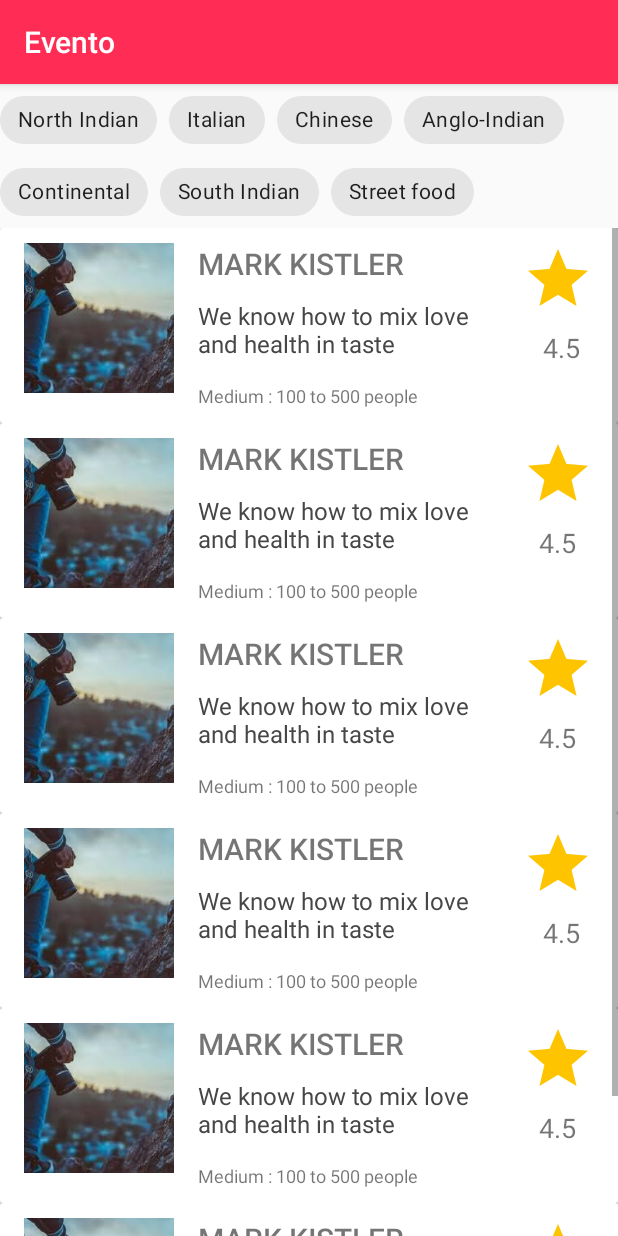
After one commit to 17BTCS023/Even_To, an Android app: the FoodCategory screen opened directly, with no data from a screen before it, on a phone screen of 412 x 824 dp. The commit adds this screen. Run offline under Robolectric (Android 15) with nearby library versions, the phone set to English and light mode, and no system bars.

Commit message:
UI for Food Category

```diff
--- /dev/null
+++ b/app/src/main/java/com/example/even_to/Category/FoodAdapter.java
@@ -0,0 +1,83 @@
+package com.example.even_to.Category;
+
+import android.view.LayoutInflater;
+import android.view.View;
+import android.view.ViewGroup;
+import android.widget.ImageView;
+import android.widget.TextView;
+
+import androidx.annotation.NonNull;
+import androidx.recyclerview.widget.RecyclerView;
+
+import com.example.even_to.R;
+
+import java.util.ArrayList;
+
+public class FoodAdapter extends RecyclerView.Adapter<FoodAdapter.FoodServiceViewHolder> {
+    private ArrayList<FoodServiceItem> mFoodServiceItems;
+    private  OnItemClickListener mListener;
+    public interface OnItemClickListener{
+        void onItemClick(int position);
+    }
+    public void setOnItemClickListener(OnItemClickListener listener){
+        mListener = listener;
+    }
+    public static class FoodServiceViewHolder extends RecyclerView.ViewHolder{
+        public ImageView mImageResource;
+        public TextView mServiceProviderName;
+        private TextView mServiceProviderDescription;
+        public TextView mServiceProviderSize;
+        public TextView mRatingStar;
+
+
+        public FoodServiceViewHolder(@NonNull View itemView, final OnItemClickListener listener) {
+            super(itemView);
+            itemView.setOnClickListener(new View.OnClickListener() {
+                @Override
+                public void onClick(View v) {
+                    if(listener !=null){
+                        int position = getAdapterPosition();
+                        if(position != RecyclerView.NO_POSITION){
+                            listener.onItemClick(position);
+                        }
+                    }
+                }
+            });
+            mImageResource = itemView.findViewById(R.id.service_provider_image);
+            mServiceProviderName = itemView.findViewById(R.id.food_service_provider_name);
+            mServiceProviderDescription = itemView.findViewById(R.id.fodd_service_provider_desc);
+            mServiceProviderSize = itemView.findViewById(R.id.service_provider_capacity);
+            mRatingStar = itemView.findViewById(R.id.service_rating);
+        }
+    }
+
+    public FoodAdapter(ArrayList<FoodServiceItem> serviceItems){
+        mFoodServiceItems = serviceItems;
+    }
+
+    @NonNull
+    @Override
+    public FoodServiceViewHolder onCreateViewHolder(@NonNull ViewGroup parent, int viewType) {
+        View view = LayoutInflater.from(parent.getContext()).inflate(R.layout.activity_food_category_list_item, parent, false);
+        return new FoodServiceViewHolder(view, mListener);
+    }
+
+    @Override
+    public void onBindViewHolder(@NonNull FoodServiceViewHolder holder, int position) {
+        FoodServiceItem currentItem = mFoodServiceItems.get(position);
+        holder.mImageResource.setImageResource(currentItem.getmImageResource());
+        holder.mServiceProviderName.setText(currentItem.getmServiceProviderName());
+        holder.mServiceProviderDescription.setText(currentItem.getmServiceProviderDescription());
+        holder.mServiceProviderSize.setText(currentItem.getmServiceProviderSize());
+        holder.mRatingStar.setText(currentItem.getmRatingStar());
+    }
+
+
+    @Override
+    public int getItemCount() {
+        return mFoodServiceItems.size();
+    }
+
+
+
+}
--- /dev/null
+++ b/app/src/main/java/com/example/even_to/Category/FoodCategory.java
@@ -0,0 +1,79 @@
+package com.example.even_to.Category;
+
+import androidx.appcompat.app.AppCompatActivity;
+import androidx.recyclerview.widget.LinearLayoutManager;
+import androidx.recyclerview.widget.RecyclerView;
+
+import android.content.Intent;
+import android.os.Bundle;
+
+import com.example.even_to.R;
+
+import java.util.ArrayList;
+
+public class FoodCategory extends AppCompatActivity {
+
+    private RecyclerView mCategoryRecyclerView;
+    private FoodAdapter mListIetmAdapter;
+    private RecyclerView.LayoutManager mLayoutManager;
+    private ArrayList<FoodServiceItem> foodServiceItemsArrayList;
+
+    @Override
+    protected void onCreate(Bundle savedInstanceState) {
+        super.onCreate(savedInstanceState);
+        setContentView(R.layout.activity_food_category);
+
+        foodServiceItemsArrayList = new ArrayList<>();
+        foodServiceItemsArrayList.add(new FoodServiceItem(R.drawable.service,
+                "Mark Kistler",
+                "We know how to mix love and health in taste",
+                "Medium : 100 to 500 people",
+                " 4.5"));
+        foodServiceItemsArrayList.add(new FoodServiceItem(R.drawable.service,
+                "Mark Kistler",
+                "We know how to mix love and health in taste",
+                "Medium : 100 to 500 people",
+                "4.5"));
+        foodServiceItemsArrayList.add(new FoodServiceItem(R.drawable.service,
+                "Mark Kistler",
+                "We know how to mix love and health in taste",
+                "Medium : 100 to 500 people",
+                "4.5"));
+        foodServiceItemsArrayList.add(new FoodServiceItem(R.drawable.service,
+                "Mark Kistler",
+                "We know how to mix love and health in taste",
+                "Medium : 100 to 500 people",
+                " 4.5"));
+        foodServiceItemsArrayList.add(new FoodServiceItem(R.drawable.service,
+                "Mark Kistler",
+                "We know how to mix love and health in taste",
+                "Medium : 100 to 500 people",
+                "4.5"));
+        foodServiceItemsArrayList.add(new FoodServiceItem(R.drawable.service,
+                "Mark Kistler",
+                "We know how to mix love and health in taste",
+                "Medium : 100 to 500 people",
+                "4.5"));
+
+        buildRecyclerView();
+    }
+
+    public void buildRecyclerView(){
+        mCategoryRecyclerView = findViewById(R.id.food_items_list_view);
+        mCategoryRecyclerView.setHasFixedSize(true);
+        mLayoutManager = new LinearLayoutManager(this);
+        mListIetmAdapter = new FoodAdapter(foodServiceItemsArrayList);
+
+        mCategoryRecyclerView.setLayoutManager(mLayoutManager);
+        mCategoryRecyclerView.setAdapter(mListIetmAdapter);
+        mListIetmAdapter.setOnItemClickListener(new FoodAdapter.OnItemClickListener() {
+            @Override
+            public void onItemClick(int position) {
+                startActivity(new Intent(getApplicationContext(), ServiceProviderProfile.class));
+            }
+        });
+
+
+    }
+
+}
--- /dev/null
+++ b/app/src/main/java/com/example/even_to/Category/FoodServiceItem.java
@@ -0,0 +1,59 @@
+package com.example.even_to.Category;
+
+public class FoodServiceItem {
+
+    private int mImageResource;
+    private String mServiceProviderName;
+    private String mServiceProviderDescription;
+    private String mServiceProviderSize;
+    private String mRatingStar;
+
+
+    public FoodServiceItem(int mImageResource, String mServiceProviderName, String mServiceProviderDescription, String mServiceProviderSize, String mRatingStar) {
+        this.mImageResource = mImageResource;
+        this.mServiceProviderName = mServiceProviderName;
+        this.mServiceProviderDescription = mServiceProviderDescription;
+        this.mServiceProviderSize = mServiceProviderSize;
+        this.mRatingStar = mRatingStar;
+    }
+
+    public int getmImageResource() {
+        return mImageResource;
+    }
+
+    public void setmImageResource(int mImageResource) {
+        this.mImageResource = mImageResource;
+    }
+
+    public String getmServiceProviderName() {
+        return mServiceProviderName;
+    }
+
+    public void setmServiceProviderName(String mServiceProviderName) {
+        this.mServiceProviderName = mServiceProviderName;
+    }
+
+    public String getmServiceProviderDescription() {
+        return mServiceProviderDescription;
+    }
+
+    public void setmServiceProviderDescription(String mServiceProviderDescription) {
+        this.mServiceProviderDescription = mServiceProviderDescription;
+    }
+
+    public String getmServiceProviderSize() {
+        return mServiceProviderSize;
+    }
+
+    public void setmServiceProviderSize(String mServiceProviderSize) {
+        this.mServiceProviderSize = mServiceProviderSize;
+    }
+
+    public String  getmRatingStar() {
+        return mRatingStar;
+    }
+
+    public void setmRatingStar(String mRatingStar) {
+        this.mRatingStar = mRatingStar;
+    }
+}
--- /dev/null
+++ b/app/src/main/java/com/example/even_to/Category/ServiceProviderProfile.java
@@ -0,0 +1,17 @@
+package com.example.even_to.Category;
+
+import androidx.appcompat.app.AppCompatActivity;
+
+import android.os.Bundle;
+
+import com.example.even_to.R;
+
+public class ServiceProviderProfile extends AppCompatActivity {
+
+    @Override
+    protected void onCreate(Bundle savedInstanceState) {
+        super.onCreate(savedInstanceState);
+        setContentView(R.layout.activity_service_provider_profile);
+
+    }
+}
--- a/app/src/main/java/com/example/even_to/MainHomeScreen.java
+++ b/app/src/main/java/com/example/even_to/MainHomeScreen.java
@@ -1,5 +1,6 @@
 package com.example.even_to;
 
+import android.content.Intent;
 import android.os.Bundle;
 import android.view.MenuItem;
 import android.view.View;
@@ -7,6 +8,7 @@ import android.view.Menu;
 import android.widget.FrameLayout;
 import android.widget.Toast;
 
+import com.example.even_to.Category.FoodCategory;
 import com.example.even_to.Utils.SharedPref;
 import com.example.even_to.ui_navigation.home.HomeFragment;
 import com.example.even_to.ui_navigation.messages.MessagesFragment;
@@ -111,6 +113,7 @@ public class MainHomeScreen extends AppCompatActivity implements NavigationView.
     // checking , if the elements are clickable
     public void clicked(View view) {
         Toast.makeText(this, "Clicked", Toast.LENGTH_SHORT).show();
+        startActivity(new Intent(getApplicationContext(), FoodCategory.class));
     }
 
     /**** When the profile is seclected from the menu, the profile_fragment should be loaded ****/
--- a/app/src/main/java/com/example/even_to/ui_navigation/home/HomeFragment.java
+++ b/app/src/main/java/com/example/even_to/ui_navigation/home/HomeFragment.java
@@ -45,6 +45,7 @@ public class HomeFragment extends Fragment {
     public void onViewCreated(@NonNull View view, @Nullable Bundle savedInstanceState) {
         super.onViewCreated(view, savedInstanceState);
 
+
     }
 
     private void initialize() {
--- /dev/null
+++ b/app/src/main/res/layout/activity_food_category.xml
@@ -0,0 +1,77 @@
+<?xml version="1.0" encoding="utf-8"?>
+<LinearLayout xmlns:android="http://schemas.android.com/apk/res/android"
+    xmlns:app="http://schemas.android.com/apk/res-auto"
+    xmlns:tools="http://schemas.android.com/tools"
+    android:layout_width="match_parent"
+    android:layout_height="match_parent"
+    android:orientation="vertical"
+    tools:context=".Category.FoodCategory">
+
+
+    <com.google.android.material.chip.ChipGroup
+        android:layout_width="match_parent"
+        android:layout_height="wrap_content"
+        app:layout_constraintEnd_toEndOf="parent"
+        tools:layout_editor_absoluteY="6dp">
+
+        <com.google.android.material.chip.Chip
+            style="@style/Widget.MaterialComponents.Chip.Filter"
+            android:layout_width="wrap_content"
+            android:layout_height="wrap_content"
+            android:text="North Indian" />
+
+        <com.google.android.material.chip.Chip
+            style="@style/Widget.MaterialComponents.Chip.Filter"
+            android:layout_width="wrap_content"
+            android:layout_height="wrap_content"
+            android:text="Italian" />
+
+        <com.google.android.material.chip.Chip
+            style="@style/Widget.MaterialComponents.Chip.Filter"
+            android:layout_width="wrap_content"
+            android:layout_height="wrap_content"
+            android:text="Chinese" />
+
+
+
+        <com.google.android.material.chip.Chip
+            style="@style/Widget.MaterialComponents.Chip.Filter"
+            android:layout_width="wrap_content"
+            android:layout_height="wrap_content"
+            android:text="Anglo-Indian" />
+
+        <com.google.android.material.chip.Chip
+            style="@style/Widget.MaterialComponents.Chip.Filter"
+            android:layout_width="wrap_content"
+            android:layout_height="wrap_content"
+            android:text="Continental" />
+
+        <com.google.android.material.chip.Chip
+            style="@style/Widget.MaterialComponents.Chip.Filter"
+            android:layout_width="wrap_content"
+            android:layout_height="wrap_content"
+            android:text="South Indian" />
+
+        <com.google.android.material.chip.Chip
+            style="@style/Widget.MaterialComponents.Chip.Filter"
+            android:layout_width="wrap_content"
+            android:layout_height="wrap_content"
+            android:text="Street food" />
+
+    </com.google.android.material.chip.ChipGroup>
+
+    <ScrollView
+        android:id="@+id/category_list_item"
+        android:layout_width="match_parent"
+        android:layout_height="match_parent">
+
+        <androidx.recyclerview.widget.RecyclerView
+            android:id="@+id/food_items_list_view"
+            android:layout_width="match_parent"
+            android:layout_height="match_parent"
+            android:scrollbars="vertical" />
+
+    </ScrollView>
+
+
+</LinearLayout>
--- /dev/null
+++ b/app/src/main/res/layout/activity_food_category_list_item.xml
@@ -0,0 +1,121 @@
+<?xml version="1.0" encoding="utf-8"?>
+<androidx.cardview.widget.CardView xmlns:android="http://schemas.android.com/apk/res/android"
+    xmlns:app="http://schemas.android.com/apk/res-auto"
+    xmlns:tools="http://schemas.android.com/tools"
+    android:layout_width="match_parent"
+    android:layout_height="130dp">
+
+    <LinearLayout
+        android:layout_width="match_parent"
+        android:layout_height="wrap_content"
+        android:orientation="vertical">
+
+        <LinearLayout
+            android:id="@+id/list_item"
+            android:layout_width="match_parent"
+            android:layout_height="120dp"
+            android:orientation="horizontal"
+            android:paddingStart="16dp"
+            android:paddingLeft="16dp"
+            android:paddingEnd="16dp"
+            android:paddingRight="16dp">
+
+            <ImageView
+                android:id="@+id/service_provider_image"
+                android:layout_width="100dp"
+                android:layout_height="100dp"
+                android:layout_gravity="center"
+                android:contentDescription="@string/content_description_media"
+                android:scaleType="centerCrop"
+                app:srcCompat="@drawable/service" />
+
+            <LinearLayout
+                android:layout_width="0dp"
+                android:layout_height="wrap_content"
+                android:layout_gravity="top"
+                android:layout_marginStart="16dp"
+                android:layout_marginLeft="16dp"
+                android:layout_weight="1"
+                android:orientation="vertical">
+
+                <TextView
+                    android:id="@+id/food_service_provider_name"
+                    android:layout_width="match_parent"
+                    android:layout_height="wrap_content"
+                    android:layout_marginTop="10dp"
+                    android:ellipsize="end"
+                    android:fontFamily="sans-serif-medium"
+                    android:maxLines="1"
+                    android:textAllCaps="true"
+                    android:textSize="20sp"
+                    tools:text="Mark Kistler" />
+
+                <TextView
+                    android:id="@+id/fodd_service_provider_desc"
+                    android:layout_width="wrap_content"
+                    android:layout_height="wrap_content"
+                    android:layout_marginTop="10dp"
+                    android:ellipsize="end"
+                    android:maxLines="2"
+                    android:textColor="#474545"
+                    android:textSize="16sp"
+                    tools:text="Serving with love" />
+
+                <LinearLayout
+                    android:layout_width="match_parent"
+                    android:layout_height="wrap_content">
+
+                    <TextView
+                        android:id="@+id/service_provider_capacity"
+                        android:layout_width="wrap_content"
+                        android:layout_height="wrap_content"
+                        android:layout_marginTop="15dp"
+                        android:textSize="12sp"
+                        tools:text="Capacity" />
+
+                    <TextView
+                        android:id="@+id/foor_service_provider_capacity"
+                        android:layout_width="match_parent"
+                        android:layout_height="wrap_content"
+                        android:layout_marginTop="15dp"
+                        android:textSize="12sp"
+                        tools:text="  Medium: 20-50 people" />
+
+                </LinearLayout>
+
+            </LinearLayout>
+
+
+            <LinearLayout
+                android:layout_width="wrap_content"
+                android:layout_height="wrap_content"
+                android:layout_gravity="top"
+                android:layout_marginStart="16dp"
+                android:layout_marginLeft="16dp"
+                android:orientation="vertical">
+
+                <RatingBar
+                    android:layout_width="wrap_content"
+                    android:layout_height="wrap_content"
+                    android:layout_gravity="end"
+                    android:layout_marginTop="10dp"
+                    android:numStars="1"
+                    android:progressBackgroundTint="#FFC400" />
+
+
+                <TextView
+                    android:id="@+id/service_rating"
+                    android:layout_width="wrap_content"
+                    android:layout_height="wrap_content"
+                    android:layout_gravity="center"
+                    android:textSize="18sp"
+                    tools:text="4.5" />
+
+            </LinearLayout>
+
+
+        </LinearLayout>
+
+    </LinearLayout>
+
+</androidx.cardview.widget.CardView>
--- /dev/null
+++ b/app/src/main/res/layout/activity_service_provider_profile.xml
@@ -0,0 +1,9 @@
+<?xml version="1.0" encoding="utf-8"?>
+<androidx.constraintlayout.widget.ConstraintLayout xmlns:android="http://schemas.android.com/apk/res/android"
+    xmlns:app="http://schemas.android.com/apk/res-auto"
+    xmlns:tools="http://schemas.android.com/tools"
+    android:layout_width="match_parent"
+    android:layout_height="match_parent"
+    tools:context=".Category.ServiceProviderProfile">
+
+</androidx.constraintlayout.widget.ConstraintLayout>
--- a/app/src/main/res/layout/fragment_order_list_item.xml
+++ b/app/src/main/res/layout/fragment_order_list_item.xml
@@ -1,10 +1,10 @@
 <?xml version="1.0" encoding="utf-8"?>
-<com.google.android.material.card.MaterialCardView android:id="@+id/card"
+<com.google.android.material.card.MaterialCardView xmlns:android="http://schemas.android.com/apk/res/android"
+    xmlns:app="http://schemas.android.com/apk/res-auto"
+    android:id="@+id/card"
     android:layout_width="match_parent"
     android:layout_height="wrap_content"
-    android:layout_margin="8dp"
-    xmlns:app="http://schemas.android.com/apk/res-auto"
-    xmlns:android="http://schemas.android.com/apk/res/android">
+    android:layout_margin="8dp">
 
     <LinearLayout
         android:layout_width="match_parent"
@@ -13,13 +13,12 @@
 
         <!-- Media -->
         <ImageView
+            android:id="@+id/service_provider_image"
             android:layout_width="match_parent"
             android:layout_height="194dp"
-            android:id="@+id/service_provider_image"
-            app:srcCompat="@drawable/service"
+            android:contentDescription="@string/content_description_media"
             android:scaleType="centerCrop"
-            android:contentDescription="@string/content_description_media"
-            />
+            app:srcCompat="@drawable/service" />
 
         <LinearLayout
             android:layout_width="match_parent"
@@ -29,30 +28,29 @@
 
             <!-- Title, secondary and supporting text -->
             <TextView
+                android:id="@+id/service_provider_name"
                 android:layout_width="wrap_content"
                 android:layout_height="wrap_content"
-                android:id="@+id/service_provider_name"
                 android:text="@string/service_name"
-                android:textAppearance="?attr/textAppearanceHeadline6"
-                />
+                android:textAppearance="?attr/textAppearanceHeadline6" />
+
             <TextView
+                android:id="@+id/service_provider_category"
                 android:layout_width="wrap_content"
                 android:layout_height="wrap_content"
-                android:id="@+id/service_provider_category"
                 android:layout_marginTop="8dp"
                 android:text="@string/title"
                 android:textAppearance="?attr/textAppearanceBody2"
-                android:textColor="?android:attr/textColorSecondary"
-                />
+                android:textColor="?android:attr/textColorSecondary" />
+
             <TextView
+                android:id="@+id/service_provider_description"
                 android:layout_width="wrap_content"
                 android:layout_height="wrap_content"
-                android:id="@+id/service_provider_description"
                 android:layout_marginTop="16dp"
                 android:text="@string/service_description"
                 android:textAppearance="?attr/textAppearanceBody2"
-                android:textColor="?android:attr/textColorSecondary"
-                />
+                android:textColor="?android:attr/textColorSecondary" />
 
         </LinearLayout>
 
@@ -70,15 +68,17 @@
                 android:layout_height="wrap_content"
                 android:layout_marginEnd="8dp"
                 android:layout_weight="1"
+                android:background="#73A89B"
                 android:text="@string/action_message" />
+
             <com.google.android.material.button.MaterialButton
+                android:id="@+id/service_provider_unhire"
+                style="?attr/borderlessButtonStyle"
                 android:layout_width="0dp"
                 android:layout_height="wrap_content"
-                android:id="@+id/service_provider_unhire"
-                android:text="@string/action_unhire"
-                style="?attr/borderlessButtonStyle"
                 android:layout_weight="1"
-                />
+                android:background="#7B60B5"
+                android:text="@string/action_unhire" />
         </LinearLayout>
 
     </LinearLayout>
--- a/app/src/main/res/layout/row_category.xml
+++ b/app/src/main/res/layout/row_category.xml
@@ -8,7 +8,7 @@
     android:textAlignment="center"
     android:layout_height="180dp"
     android:layout_marginTop="50dp"
-    android:padding="16dp">
+    android:padding="8dp">
 
     <LinearLayout
         android:layout_width="match_parent"
@@ -18,14 +18,15 @@
         android:gravity="center"
         android:textAlignment="center"
         android:layout_gravity="center_horizontal"
-        android:elevation="5dp">
+        android:elevation="5dp"
+        android:onClick="clicked">
 
         <ImageView
             android:id="@+id/image_furniture"
             android:layout_width="80dp"
             android:layout_height="80dp"
             android:src="@drawable/food"
-            android:onClick="clicked"/>
+            />
 
         <TextView
             android:id="@+id/text_title"
```
Also changed, not shown: app/src/main/AndroidManifest.xml (+6 -6 lines).
